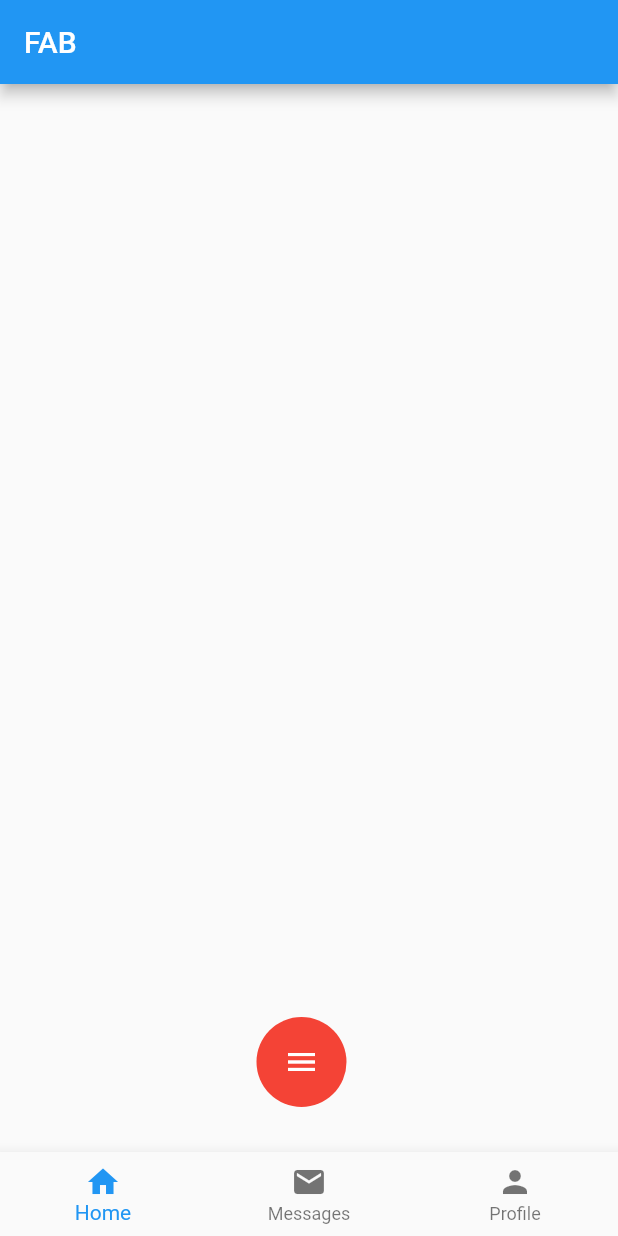
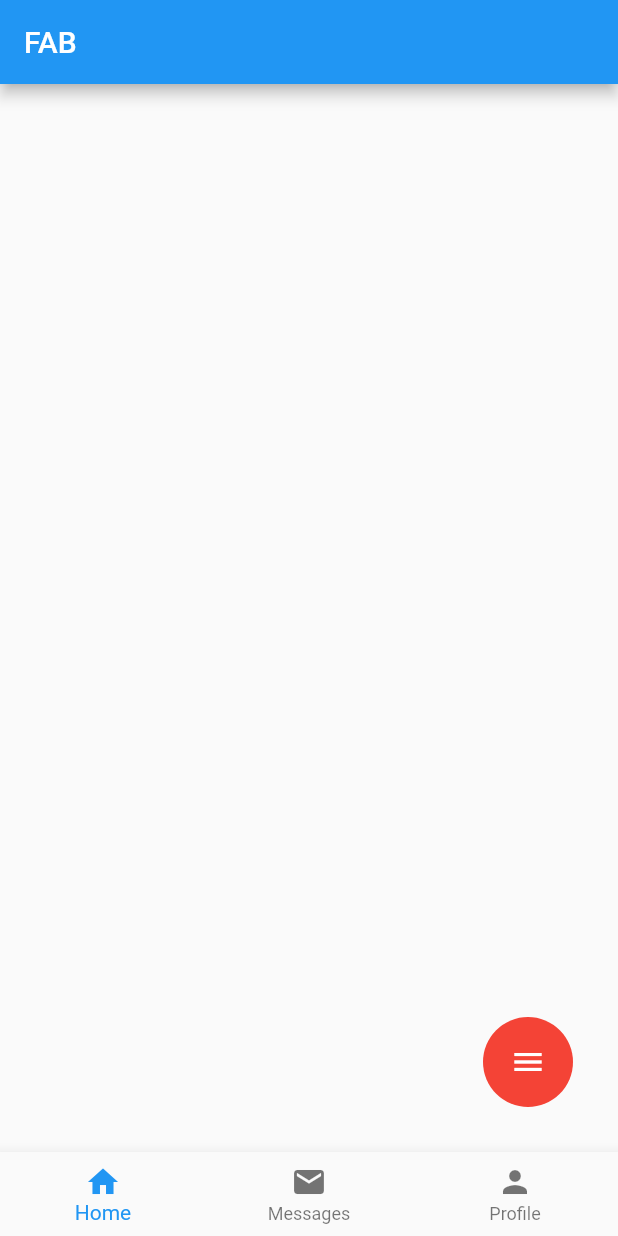
Before and after one commit to SushritPasupuleti/flutter-design, a Flutter app: the screen it shows after launch, on a phone screen of 412 x 824 dp. Run offline on Flutter 3.47's test engine with Material 2 defaults, Android fonts, the phone set to English and light mode, and no system bars; our stand-ins replace flutter_neumorphic; missing offline and left inert: direct_select_flutter, flutter_beautiful_popup.

Commit message:
Update animatedFab.dart

```diff
--- a/flutter_design/lib/widgets/animatedFab.dart
+++ b/flutter_design/lib/widgets/animatedFab.dart
@@ -51,7 +51,7 @@ class _FABDisplayState extends State<FABDisplay> with SingleTickerProviderStateM
         child: Stack(
           children: <Widget>[
             Positioned(
-              right: MediaQuery.of(context).size.width / 2 - 25,
+                right: 30,
                 bottom: 30,
                 child: Stack(
               alignment: Alignment.bottomRight,
@@ -83,7 +83,7 @@ class _FABDisplayState extends State<FABDisplay> with SingleTickerProviderStateM
                   ),
                 ),
                 Transform.translate(
-                  offset: Offset.fromDirection(getRadiansFromDegree(315),degTwoTranslationAnimation.value * 100),
+                  offset: Offset.fromDirection(getRadiansFromDegree(225),degTwoTranslationAnimation.value * 100),
                   child: Transform(
                     transform: Matrix4.rotationZ(getRadiansFromDegree(rotationAnimation.value))..scale(degTwoTranslationAnimation.value),
                     alignment: Alignment.center,
@@ -102,7 +102,7 @@ class _FABDisplayState extends State<FABDisplay> with SingleTickerProviderStateM
                   ),
                 ),
                 Transform.translate(
-                  offset: Offset.fromDirection(getRadiansFromDegree(225),degThreeTranslationAnimation.value * 100),
+                  offset: Offset.fromDirection(getRadiansFromDegree(180),degThreeTranslationAnimation.value * 100),
                   child: Transform(
                     transform: Matrix4.rotationZ(getRadiansFromDegree(rotationAnimation.value))..scale(degThreeTranslationAnimation.value),
                     alignment: Alignment.center,
```
